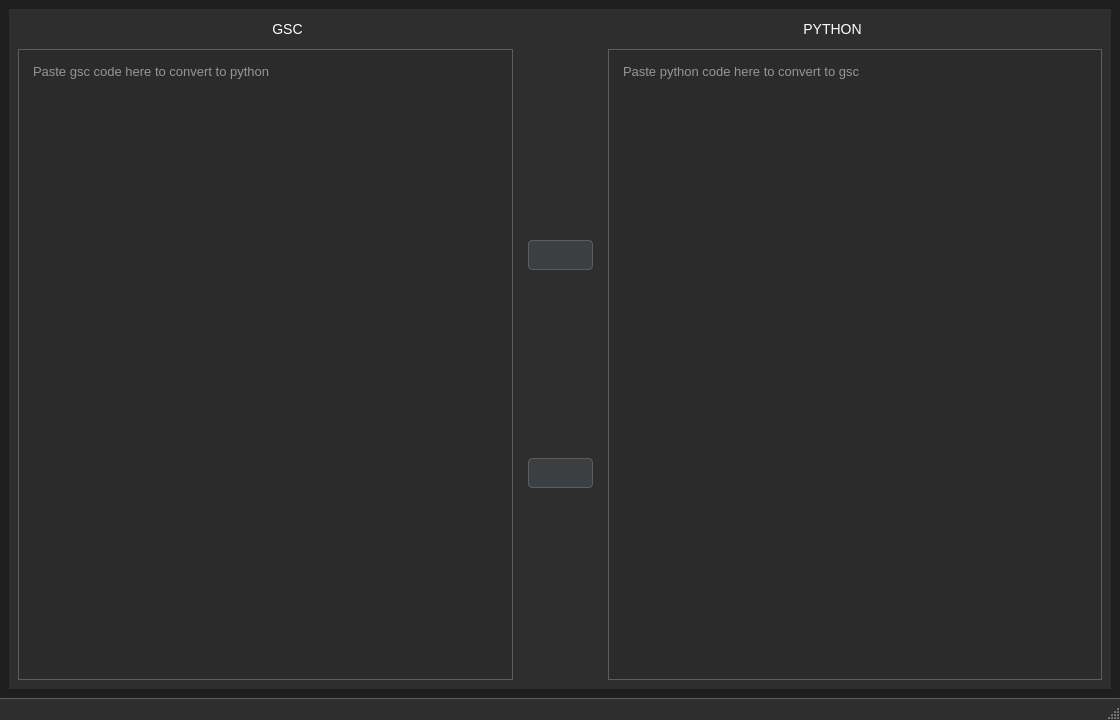
First picture: the form in Resources/UI/main_window.ui, repository Phils-Hub-Org/Call-of-Duty-World-at-War-GSC-to-Py-Bidirectional-Converter, before the edit.
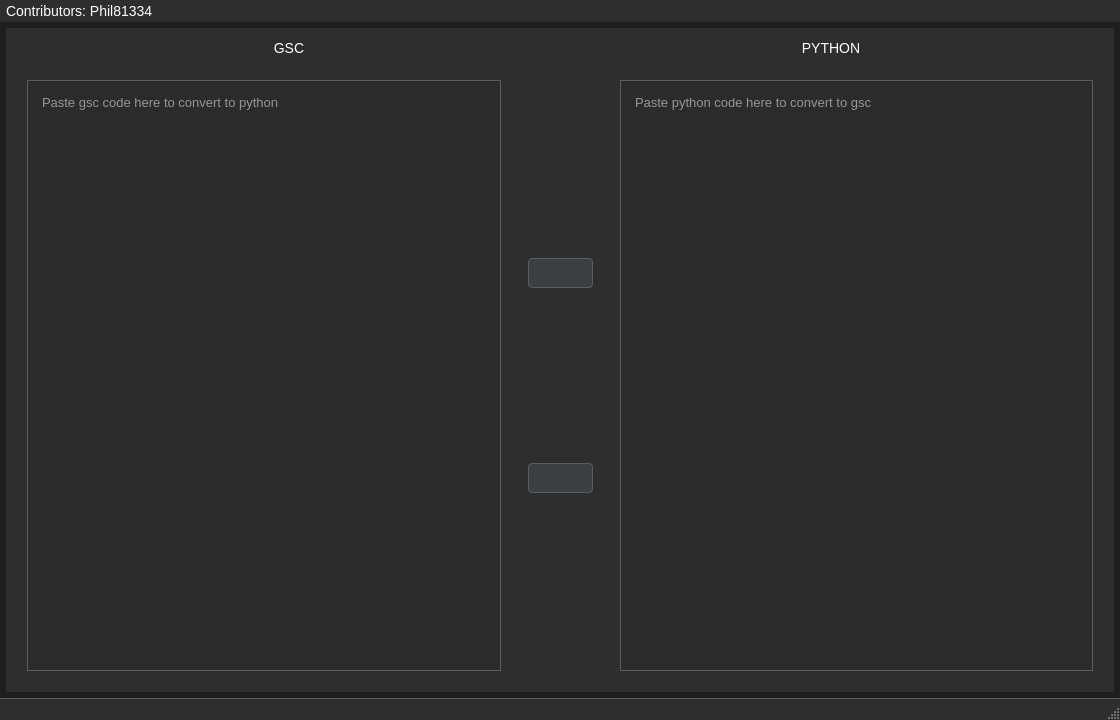
Second picture: the form after the edit. Icons and pictures are not drawn.

Diff of the .ui file:
```diff
--- a/Resources/UI/main_window.ui
+++ b/Resources/UI/main_window.ui
@@ -207,8 +207,60 @@
     <string notr="true"/>
    </property>
    <layout class="QVBoxLayout" name="verticalLayout">
+    <property name="spacing">
+     <number>6</number>
+    </property>
+    <property name="leftMargin">
+     <number>0</number>
+    </property>
+    <property name="topMargin">
+     <number>0</number>
+    </property>
+    <property name="rightMargin">
+     <number>0</number>
+    </property>
+    <property name="bottomMargin">
+     <number>0</number>
+    </property>
+    <item>
+     <widget class="QFrame" name="frame_2">
+      <property name="frameShape">
+       <enum>QFrame::Shape::NoFrame</enum>
+      </property>
+      <property name="frameShadow">
+       <enum>QFrame::Shadow::Raised</enum>
+      </property>
+      <layout class="QVBoxLayout" name="verticalLayout_4">
+       <property name="spacing">
+        <number>0</number>
+       </property>
+       <property name="leftMargin">
+        <number>0</number>
+       </property>
+       <property name="topMargin">
+        <number>0</number>
+       </property>
+       <property name="rightMargin">
+        <number>0</number>
+       </property>
+       <property name="bottomMargin">
+        <number>0</number>
+       </property>
+       <item>
+        <widget class="QLabel" name="label_3">
+         <property name="text">
+          <string>Contributors: Phil81334</string>
+         </property>
+        </widget>
+       </item>
+      </layout>
+     </widget>
+    </item>
     <item>
      <widget class="QFrame" name="frame_3">
+      <property name="styleSheet">
+       <string notr="true">QFrame {margin-left: 6px; margin-right: 6px; margin-bottom: 6px;}</string>
+      </property>
       <property name="frameShape">
        <enum>QFrame::Shape::NoFrame</enum>
       </property>
@@ -295,8 +347,11 @@
             <property name="frameShape">
              <enum>QFrame::Shape::NoFrame</enum>
             </property>
+            <property name="horizontalScrollBarPolicy">
+             <enum>Qt::ScrollBarPolicy::ScrollBarAlwaysOff</enum>
+            </property>
             <property name="tabStopDistance">
-             <double>8.000000000000000</double>
+             <double>16.000000000000000</double>
             </property>
             <property name="placeholderText">
              <string>Paste gsc code here to convert to python</string>
@@ -342,8 +397,11 @@
             <property name="frameShape">
              <enum>QFrame::Shape::NoFrame</enum>
             </property>
+            <property name="horizontalScrollBarPolicy">
+             <enum>Qt::ScrollBarPolicy::ScrollBarAlwaysOff</enum>
+            </property>
             <property name="tabStopDistance">
-             <double>8.000000000000000</double>
+             <double>16.000000000000000</double>
             </property>
             <property name="placeholderText">
              <string>Paste python code here to convert to gsc</string>
```
